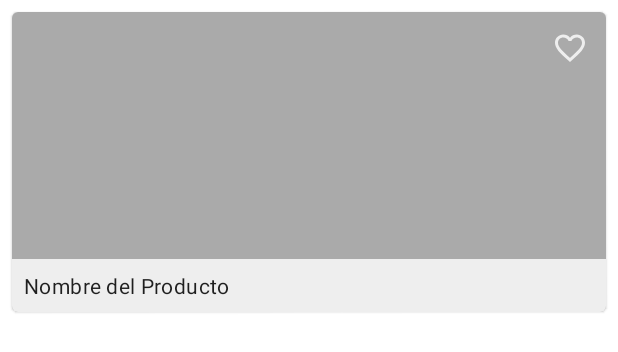
After one commit to taniaaranda/TNT_App_Android, an Android app: the layout item_producto.xml on its own in the app's theme, with its tools: preview values and no code run, on a phone screen of 412 x 824 dp. The commit adds this screen. Shown: the top 352 px of the screen. Run offline under Robolectric (Android 15) with nearby library versions, the phone set to English and light mode, and no system bars.

Commit message:
avances en menu productos

```diff
--- /dev/null
+++ b/Vendedores/app/src/main/res/drawable/estado_cb_favorito.xml
@@ -0,0 +1,15 @@
+<?xml version="1.0" encoding="utf-8"?>
+<selector xmlns:android="http://schemas.android.com/apk/res/android">
+
+    <item
+        android:drawable="@drawable/ic_favorite_border"
+        android:state_checked="false"/>
+    <item
+        android:drawable="@drawable/ic_favorite"
+        android:state_checked="true"/>
+
+    <item
+        android:drawable="@drawable/ic_favorite_border"/>
+
+
+</selector>
--- /dev/null
+++ b/Vendedores/app/src/main/res/drawable/ic_favorite.xml
@@ -0,0 +1,10 @@
+<vector xmlns:android="http://schemas.android.com/apk/res/android"
+    android:width="24dp"
+    android:height="24dp"
+    android:viewportWidth="24"
+    android:viewportHeight="24"
+    android:tint="?attr/colorControlNormal">
+  <path
+      android:fillColor="@android:color/white"
+      android:pathData="M12,21.35l-1.45,-1.32C5.4,15.36 2,12.28 2,8.5 2,5.42 4.42,3 7.5,3c1.74,0 3.41,0.81 4.5,2.09C13.09,3.81 14.76,3 16.5,3 19.58,3 22,5.42 22,8.5c0,3.78 -3.4,6.86 -8.55,11.54L12,21.35z"/>
+</vector>
--- /dev/null
+++ b/Vendedores/app/src/main/res/drawable/ic_favorite_border.xml
@@ -0,0 +1,10 @@
+<vector xmlns:android="http://schemas.android.com/apk/res/android"
+    android:width="24dp"
+    android:height="24dp"
+    android:viewportWidth="24"
+    android:viewportHeight="24"
+    android:tint="?attr/colorControlNormal">
+  <path
+      android:fillColor="@android:color/white"
+      android:pathData="M16.5,3c-1.74,0 -3.41,0.81 -4.5,2.09C10.91,3.81 9.24,3 7.5,3 4.42,3 2,5.42 2,8.5c0,3.78 3.4,6.86 8.55,11.54L12,21.35l1.45,-1.32C18.6,15.36 22,12.28 22,8.5 22,5.42 19.58,3 16.5,3zM12.1,18.55l-0.1,0.1 -0.1,-0.1C7.14,14.24 4,11.39 4,8.5 4,6.5 5.5,5 7.5,5c1.54,0 3.04,0.99 3.57,2.36h1.87C13.46,5.99 14.96,5 16.5,5c2,0 3.5,1.5 3.5,3.5 0,2.89 -3.14,5.74 -7.9,10.05z"/>
+</vector>
--- /dev/null
+++ b/Vendedores/app/src/main/res/layout/item_producto.xml
@@ -0,0 +1,53 @@
+<?xml version="1.0" encoding="utf-8"?>
+<com.google.android.material.card.MaterialCardView xmlns:android="http://schemas.android.com/apk/res/android"
+    android:layout_width="match_parent"
+    android:layout_height="@dimen/item_card_height"
+    xmlns:app="http://schemas.android.com/apk/res-auto"
+    xmlns:tools="http://schemas.android.com/tools"
+    android:layout_marginTop="@dimen/common_padding_min"
+    android:layout_marginHorizontal="@dimen/common_padding_min">
+
+    <androidx.constraintlayout.widget.ConstraintLayout
+        android:layout_width="match_parent"
+        android:layout_height="match_parent">
+
+
+        <ImageView
+            android:id="@+id/imgFoto"
+            android:layout_width="0dp"
+            android:layout_height="0dp"
+            android:contentDescription="@string/descripcion_img_foto"
+            android:background="@android:color/darker_gray"
+            app:layout_constraintStart_toStartOf="parent"
+            app:layout_constraintEnd_toEndOf="parent"
+            app:layout_constraintTop_toTopOf="parent"
+            app:layout_constraintBottom_toBottomOf="parent"/>
+
+        <TextView
+            android:id="@+id/TvName"
+            android:layout_width="0dp"
+            android:layout_height="wrap_content"
+            android:background="@color/color_white"
+            android:textAppearance="?attr/textAppearanceBody2"
+            android:maxLines="1"
+            android:ellipsize="end"
+            android:padding="@dimen/common_padding_min"
+            tools:text="Nombre del Producto"
+            app:layout_constraintStart_toStartOf="parent"
+            app:layout_constraintEnd_toEndOf="parent"
+            app:layout_constraintBottom_toBottomOf="parent"/>
+
+        <com.google.android.material.checkbox.MaterialCheckBox
+            android:id="@+id/cbFaborito"
+            android:layout_width="wrap_content"
+            android:layout_height="wrap_content"
+            android:button="@drawable/estado_cb_favorito"
+            android:buttonTint="@color/color_white"
+            app:layout_constraintEnd_toEndOf="parent"
+            app:layout_constraintTop_toTopOf="parent"
+
+            />
+
+    </androidx.constraintlayout.widget.ConstraintLayout>
+
+</com.google.android.material.card.MaterialCardView>
--- a/Vendedores/app/src/main/res/values/colors.xml
+++ b/Vendedores/app/src/main/res/values/colors.xml
@@ -7,4 +7,5 @@
     <color name="teal_700">#FF018786</color>
     <color name="black">#FF000000</color>
     <color name="white">#FFFFFFFF</color>
+    <color name="color_white">#CCFFFFFF</color>
 </resources>
--- a/Vendedores/app/src/main/res/values/dimens.xml
+++ b/Vendedores/app/src/main/res/values/dimens.xml
@@ -6,4 +6,9 @@
     <dimen name="activity_horizontal_margin">16dp</dimen>
     <dimen name="activity_vertical_margin">16dp</dimen>
     <dimen name="text_margin">16dp</dimen>
+
+    <dimen name="item_card_height">200dp</dimen>
+    <dimen name="common_padding_min">8dp</dimen>
+    <dimen name="common_padding_default">16dp</dimen>
+    <dimen name="common_padding_middle">16dp</dimen>
 </resources>
--- a/Vendedores/app/src/main/res/values/strings.xml
+++ b/Vendedores/app/src/main/res/values/strings.xml
@@ -12,4 +12,6 @@
     <string name="title_activity_login">LoginActivity</string>
     <!-- TODO: Remove or change this placeholder text -->
     <string name="hello_blank_fragment">Hello blank fragment</string>
+    <string name="descripcion_img_foto">Imagen Del Producto</string>
+    <string name="descripcionAdd">Crear Producto</string>
 </resources>
```
Also changed, not shown: Vendedores/app/src/main/res/drawable/ic_add.xml (added, +10 -0 lines), Vendedores/app/src/main/res/layout/fragment_alta_productos.xml (+22 -3 lines), Vendedores/app/src/main/res/navigation/nav_graph.xml (+9 -0 lines).
